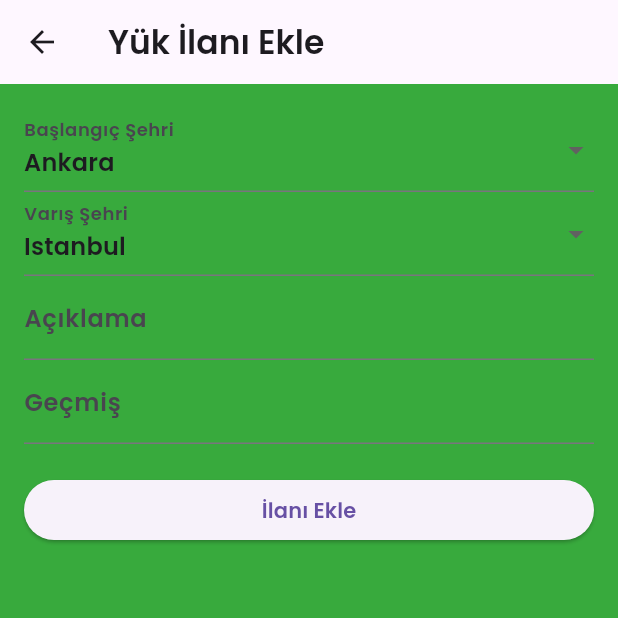
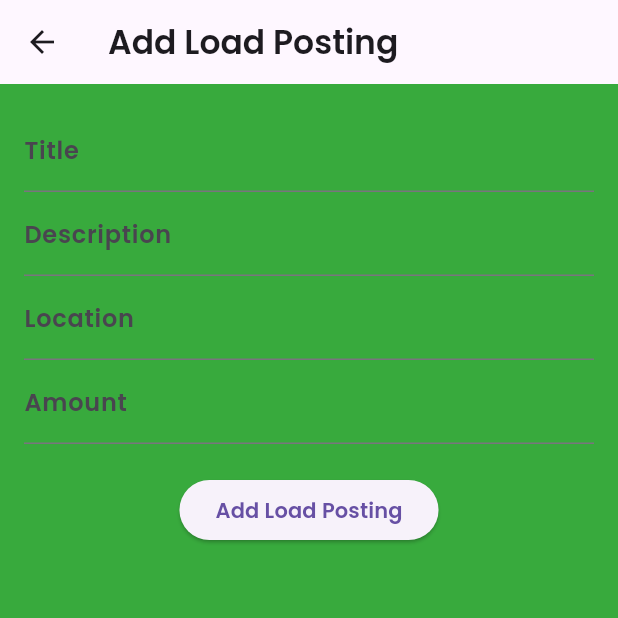
Before and after one commit to ozcann159/LojistikApp, a Flutter app: the AddLoadPostingScreen screen opened directly, on a phone screen of 412 x 824 dp, the top half of it. Run offline on Flutter 3.47's test engine with Material 3 defaults, Android fonts, the phone set to English and light mode, and no system bars; our stand-ins replace bloc, cloud_firestore, connectivity_plus, equatable, firebase_auth, firebase_core and 1 more; accounts and stored records are empty.

Commit message:
add_load_postings add

```diff
--- a/lib/Pages/add_load_posting_screen.dart
+++ b/lib/Pages/add_load_posting_screen.dart
@@ -1,5 +1,6 @@
 import 'package:flutter/material.dart';
 import 'package:cloud_firestore/cloud_firestore.dart';
+import 'package:loadspotter/models/loadPosting.dart';
 
 class AddLoadPostingScreen extends StatefulWidget {
   @override
@@ -8,24 +9,35 @@ class AddLoadPostingScreen extends StatefulWidget {
 
 class _AddLoadPostingScreenState extends State<AddLoadPostingScreen> {
   final _formKey = GlobalKey<FormState>();
-  String _selectedFromCity = 'Ankara';
-  String _selectedToCity = 'Istanbul';
-  String _explanation = '';
-  String _history = '';
+  final TextEditingController _titleController = TextEditingController();
+  final TextEditingController _descriptionController = TextEditingController();
+  final TextEditingController _locationController = TextEditingController();
+  final TextEditingController _amountController = TextEditingController();
 
-  final List<String> _cities = [
-    'Adana', 'Ankara', 'Antalya', 'Bursa', 'Istanbul', 'Izmir', 'Konya'
-  ];
+  void _addLoadPosting() async {
+    if (_formKey.currentState!.validate()) {
+      final String id = FirebaseFirestore.instance.collection('loadPostings').doc().id;
+      final String title = _titleController.text;
+      final String description = _descriptionController.text;
+      final String location = _locationController.text;
+      final String amount = _amountController.text;
 
-  void _addPosting() {
-    if (_formKey.currentState!.validate()) {
-      FirebaseFirestore.instance.collection('postings').add({
-        'title': '$_selectedFromCity - $_selectedToCity',
-        'explanation': _explanation,
-        'history': _history,
-        'id': '', // ID otomatik olarak atanacak
-      });
-      Navigator.pop(context);
+      // Create a new LoadPosting object
+      final loadPosting = LoadPosting(
+        id: id,
+        title: title,
+        description: description,
+        location: location,
+        amount: amount,
+      );
+
+      // Save it to Firestore
+      await FirebaseFirestore.instance
+          .collection('loadPostings')
+          .doc(id)
+          .set(loadPosting.toMap());
+
+      Navigator.pop(context); // Go back to the previous screen
     }
   }
 
@@ -33,76 +45,58 @@ class _AddLoadPostingScreenState extends State<AddLoadPostingScreen> {
   Widget build(BuildContext context) {
     return Scaffold(
       appBar: AppBar(
-        title: Text('Yük İlanı Ekle'),
+        title: Text('Add Load Posting'),
       ),
       body: Padding(
-        padding: EdgeInsets.all(16.0),
+        padding: const EdgeInsets.all(16.0),
         child: Form(
           key: _formKey,
-          child: ListView(
+          child: Column(
             children: [
-              DropdownButtonFormField(
-                value: _selectedFromCity,
-                decoration: InputDecoration(labelText: 'Başlangıç Şehri'),
-                items: _cities.map((city) {
-                  return DropdownMenuItem(
-                    value: city,
-                    child: Text(city),
-                  );
-                }).toList(),
-                onChanged: (value) {
-                  setState(() {
-                    _selectedFromCity = value as String;
-                  });
-                },
-              ),
-              DropdownButtonFormField(
-                value: _selectedToCity,
-                decoration: InputDecoration(labelText: 'Varış Şehri'),
-                items: _cities.map((city) {
-                  return DropdownMenuItem(
-                    value: city,
-                    child: Text(city),
-                  );
-                }).toList(),
-                onChanged: (value) {
-                  setState(() {
-                    _selectedToCity = value as String;
-                  });
+              TextFormField(
+                controller: _titleController,
+                decoration: InputDecoration(labelText: 'Title'),
+                validator: (value) {
+                  if (value == null || value.isEmpty) {
+                    return 'Please enter a title';
+                  }
+                  return null;
                 },
               ),
               TextFormField(
-                decoration: InputDecoration(labelText: 'Açıklama'),
+                controller: _descriptionController,
+                decoration: InputDecoration(labelText: 'Description'),
                 validator: (value) {
                   if (value == null || value.isEmpty) {
-                    return 'Lütfen bir açıklama girin';
+                    return 'Please enter a description';
                   }
                   return null;
                 },
-                onChanged: (value) {
-                  setState(() {
-                    _explanation = value;
-                  });
+              ),
+              TextFormField(
+                controller: _locationController,
+                decoration: InputDecoration(labelText: 'Location'),
+                validator: (value) {
+                  if (value == null || value.isEmpty) {
+                    return 'Please enter a location';
+                  }
+                  return null;
                 },
               ),
               TextFormField(
-                decoration: InputDecoration(labelText: 'Geçmiş'),
+                controller: _amountController,
+                decoration: InputDecoration(labelText: 'Amount'),
                 validator: (value) {
                   if (value == null || value.isEmpty) {
-                    return 'Lütfen geçmiş bilgisi girin';
+                    return 'Please enter an amount';
                   }
                   return null;
-                },
-                onChanged: (value) {
-                  setState(() {
-                    _history = value;
-                  });
                 },
               ),
               SizedBox(height: 20),
               ElevatedButton(
-                onPressed: _addPosting,
-                child: Text('İlanı Ekle'),
+                onPressed: _addLoadPosting,
+                child: Text('Add Load Posting'),
               ),
             ],
           ),
--- a/lib/models/loadPosting.dart
+++ b/lib/models/loadPosting.dart
@@ -2,38 +2,34 @@ class LoadPosting {
   final String id;
   final String title;
   final String description;
-  final String origin;
-  final String destination;
-  final DateTime date;
+  final String location;
+  final String amount;
 
   LoadPosting({
     required this.id,
     required this.title,
     required this.description,
-    required this.origin,
-    required this.destination,
-    required this.date,
+    required this.location,
+    required this.amount,
   });
+
+  factory LoadPosting.fromMap(Map<String, dynamic> data) {
+    return LoadPosting(
+      id: data['id'] ?? '',
+      title: data['title'] ?? '',
+      description: data['description'] ?? '',
+      location: data['location'] ?? '',
+      amount: data['amount'] ?? '',
+    );
+  }
 
   Map<String, dynamic> toMap() {
     return {
       'id': id,
       'title': title,
       'description': description,
-      'origin': origin,
-      'destination': destination,
-      'date': date.toIso8601String(),
+      'location': location,
+      'amount': amount,
     };
   }
-
-  static LoadPosting fromMap(Map<String, dynamic> map) {
-    return LoadPosting(
-      id: map['id'],
-      title: map['title'],
-      description: map['description'],
-      origin: map['origin'],
-      destination: map['destination'],
-      date: DateTime.parse(map['date']),
-    );
-  }
 }
```
Also changed, not shown: lib/Pages/home_page.dart (added, +25 -0 lines), lib/Pages/load_postings._list.dart (added, +37 -0 lines), lib/Pages/load_postings.screen.dart (deleted, +0 -46 lines), lib/main.dart (+4 -6 lines), lib/widgets/load_postings_list.dart (deleted, +0 -38 lines).
